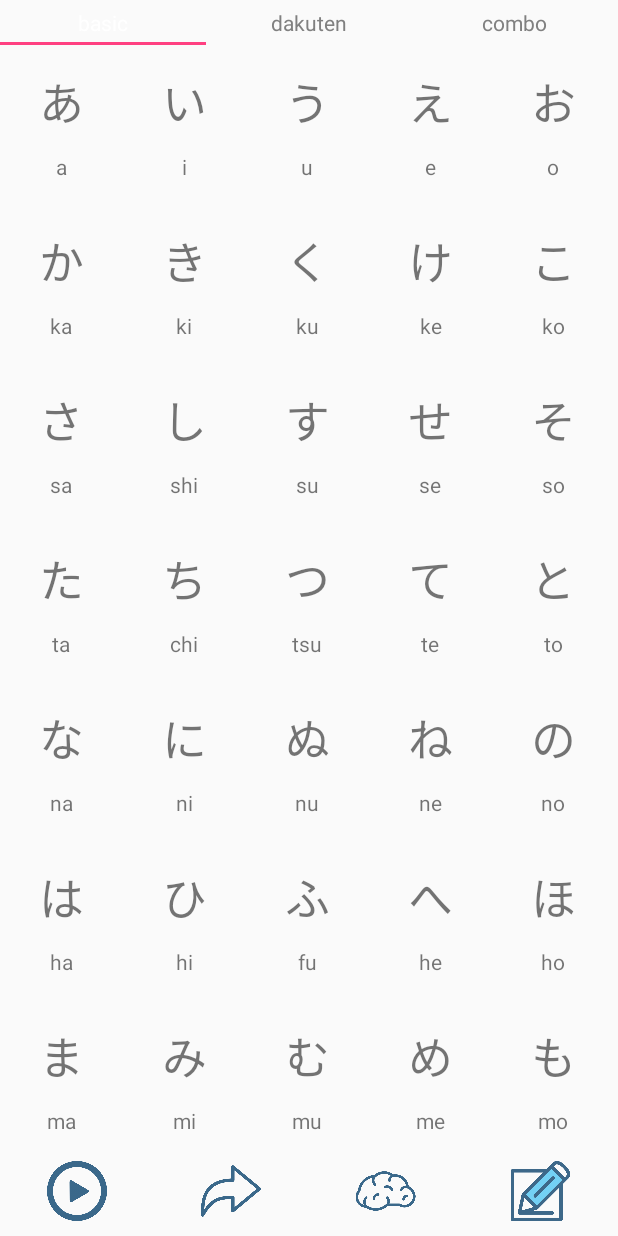
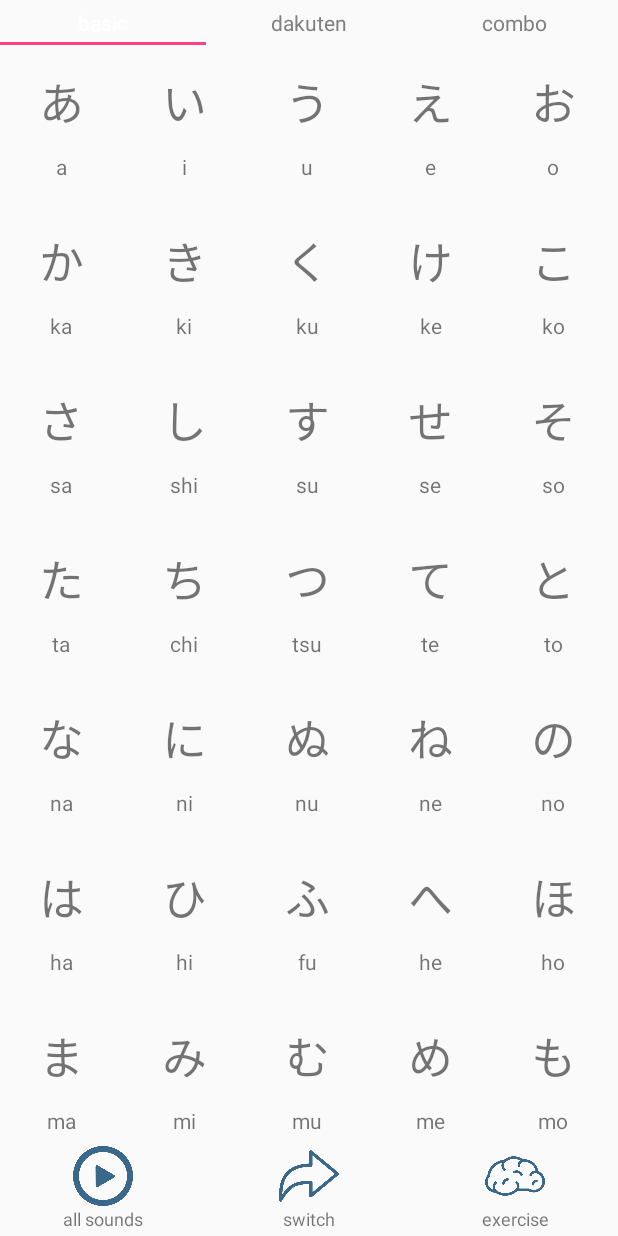
Before and after one commit to dainv1989/Hiragana, an Android app: the HiraganaActivity screen opened directly, with no data from a screen before it, on a phone screen of 412 x 824 dp. Run offline under Robolectric (Android 15) with nearby library versions, the phone set to English and light mode, and no system bars.

Commit message:
change icon, hidden writing activity temporary

```diff
--- a/app/src/main/res/layout/activity_char.xml
+++ b/app/src/main/res/layout/activity_char.xml
@@ -3,8 +3,7 @@
     xmlns:tools="http://schemas.android.com/tools"
     android:layout_width="match_parent"
     android:layout_height="match_parent"
-    tools:context=".CharActivity"
-    android:background="@color/colorSilver">
+    tools:context=".CharActivity">
 
     <android.support.v7.widget.RecyclerView
         android:id="@+id/bottomCharScroll"
--- a/app/src/main/res/layout/activity_hiragana.xml
+++ b/app/src/main/res/layout/activity_hiragana.xml
@@ -12,34 +12,74 @@
         android:layout_height="@dimen/botnav_height"
         android:orientation="horizontal"
         android:layout_alignParentBottom="true">
-        <ImageView
-            android:id="@+id/btnPlayAll"
+
+        <LinearLayout
             android:layout_width="0dp"
             android:layout_weight="1"
             android:layout_height="match_parent"
-            android:padding="@dimen/padding_large"
-            android:src="@drawable/play"/>
-        <ImageView
-            android:id="@+id/btnSwitch"
+            android:orientation="vertical">
+            <ImageView
+                android:id="@+id/btnPlayAll"
+                android:layout_width="match_parent"
+                android:layout_height="40dp"
+                android:src="@drawable/play"/>
+            <TextView
+                android:layout_width="match_parent"
+                android:layout_height="match_parent"
+                android:gravity="center_horizontal"
+                android:text="all sounds"
+                android:textSize="@dimen/text_tiny"/>
+        </LinearLayout>
+
+        <LinearLayout
             android:layout_width="0dp"
             android:layout_weight="1"
             android:layout_height="match_parent"
-            android:padding="@dimen/padding_large"
-            android:src="@drawable/change"/>
-        <ImageView
-            android:id="@+id/btnHiraExer"
+            android:orientation="vertical">
+            <ImageView
+                android:id="@+id/btnSwitch"
+                android:layout_width="match_parent"
+                android:layout_height="40dp"
+                android:src="@drawable/change"/>
+            <TextView
+                android:layout_width="match_parent"
+                android:layout_height="match_parent"
+                android:gravity="center_horizontal"
+                android:text="switch"
+                android:textSize="@dimen/text_tiny"/>
+        </LinearLayout>
+
+        <LinearLayout
             android:layout_width="0dp"
             android:layout_weight="1"
             android:layout_height="match_parent"
-            android:padding="@dimen/padding_large"
-            android:src="@drawable/mind"/>
-        <ImageView
-            android:id="@+id/btnPencil"
+            android:orientation="vertical">
+            <ImageView
+                android:id="@+id/btnHiraExer"
+                android:layout_width="match_parent"
+                android:layout_height="40dp"
+                android:src="@drawable/mind"/>
+            <TextView
+                android:layout_width="match_parent"
+                android:layout_height="match_parent"
+                android:gravity="center_horizontal"
+                android:text="exercise"
+                android:textSize="@dimen/text_tiny"/>
+        </LinearLayout>
+
+        <LinearLayout
             android:layout_width="0dp"
             android:layout_weight="1"
             android:layout_height="match_parent"
-            android:padding="@dimen/padding_large"
-            android:src="@drawable/pencil"/>
+            android:orientation="vertical"
+            android:visibility="gone">
+            <ImageView
+                android:id="@+id/btnPencil"
+                android:layout_width="match_parent"
+                android:layout_height="match_parent"
+                android:padding="@dimen/padding_large"
+                android:src="@drawable/pencil"/>
+        </LinearLayout>
     </LinearLayout>
 
     <android.support.design.widget.TabLayout
--- a/app/src/main/res/values/dimen.xml
+++ b/app/src/main/res/values/dimen.xml
@@ -22,4 +22,5 @@
     <dimen name="text_large">30sp</dimen>
     <dimen name="text_normal">24sp</dimen>
     <dimen name="text_small">18sp</dimen>
+    <dimen name="text_tiny">12sp</dimen>
 </resources>
--- a/app/src/main/res/values/strings.xml
+++ b/app/src/main/res/values/strings.xml
@@ -13,7 +13,8 @@
     <string name="null_string">null</string>
 
     <string name="about_author">Dai Nguyen \u00a9 2017</string>
-    <string name="about_description">It does not matter how slowly you go as long as you do not stop. \
+    <string name="about_description">進み続けてさえいれば、遅くとも関係ない。\n\
+        It does not matter how slowly you go as long as you do not stop.\n\
         (Confucius)</string>
     <string name="share_content">Great app to learn Japanese Hiragana and Katakana characters. \
         Get it on Google Play at: </string>
```
Also changed, not shown: app/src/main/res/drawable/button_bkg.xml (+4 -4 lines), app/src/main/res/layout/activity_about.xml (+17 -16 lines), app/src/main/res/layout/activity_main.xml (+3 -7 lines), app/src/main/res/drawable/light.png, app/src/main/res/mipmap-hdpi/ic_launcher.png, app/src/main/res/mipmap-mdpi/ic_launcher.png, app/src/main/res/mipmap-xhdpi/ic_launcher.png, app/src/main/res/mipmap-xxhdpi/ic_launcher.png, app/src/main/res/mipmap-xxxhdpi/ic_launcher.png.
